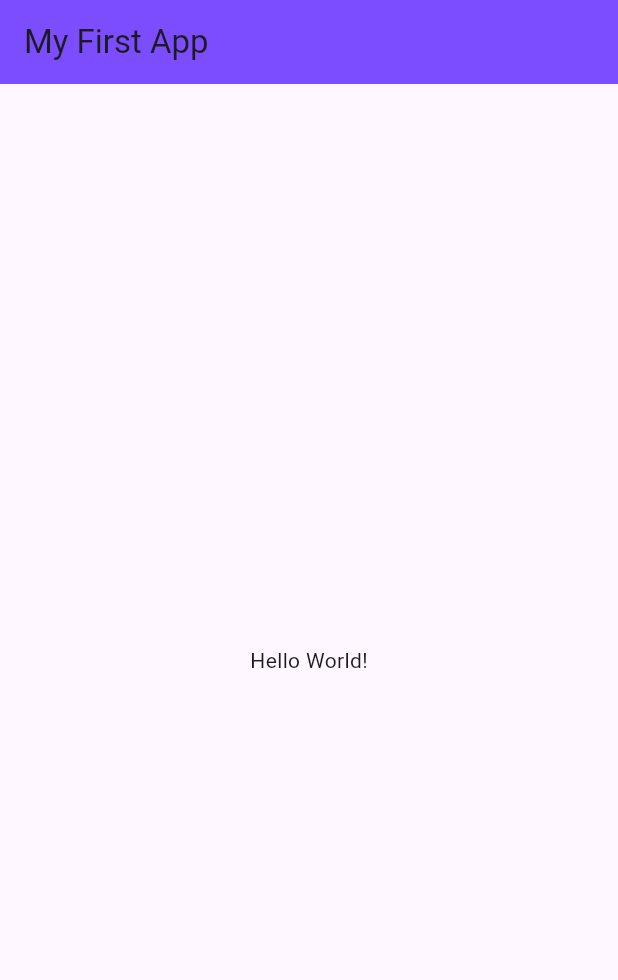
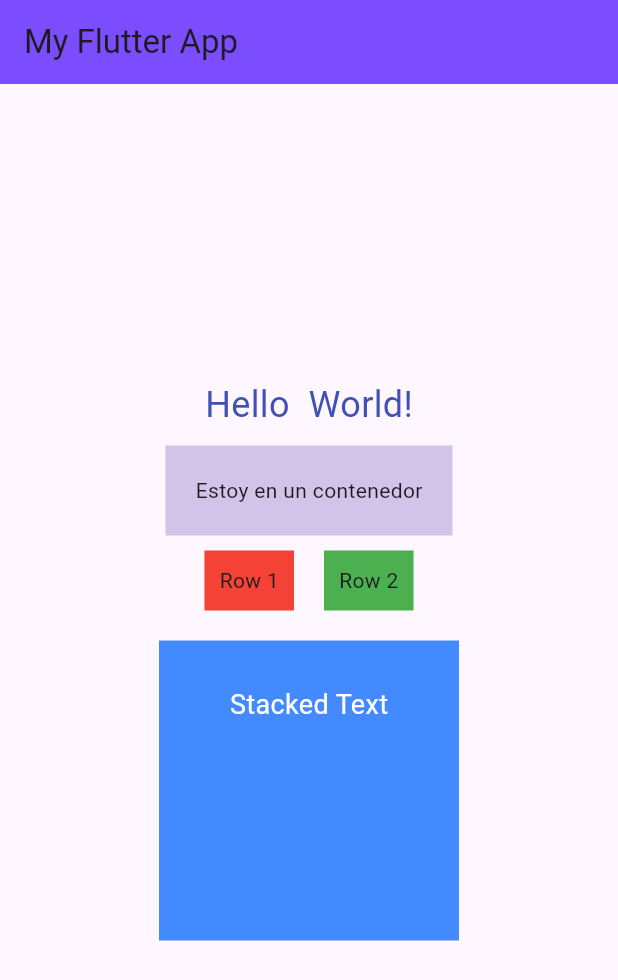
Before and after one commit to AxelMBC/Flutter-App, a Flutter app: the screen it shows after launch, on a phone screen of 412 x 824 dp. Shown: the top 980 px of the screen. Run offline on Flutter 3.47's test engine with Material 3 defaults, Android fonts, the phone set to English and light mode, and no system bars.

Commit message:
widgets components added to flutter

```diff
--- a/lib/main.dart
+++ b/lib/main.dart
@@ -12,10 +12,66 @@ class MyApp extends StatelessWidget {
     return MaterialApp(
       home: Scaffold(
         appBar: AppBar(
-            backgroundColor: Colors.deepPurpleAccent,
-            title: const Text('My First App')),
-        body: const Center(
-          child: Text('Hello World!'),
+          backgroundColor: Colors.deepPurpleAccent,
+          title: const Text('My Flutter App'),
+        ),
+        body: Center(
+          child: Column(
+            mainAxisAlignment: MainAxisAlignment.center,
+            children: [
+              // Text Widget
+              const Text(
+                'Hello  World!',
+                style: TextStyle(fontSize: 24, color: Colors.indigo),
+              ),
+
+              // Container Widget
+              Container(
+                margin: const EdgeInsets.all(10),
+                padding: const EdgeInsets.all(20),
+                color: Colors.deepPurple[100],
+                child: const Text('Estoy en un contenedor'),
+              ),
+
+              // Row Widget
+              Row(
+                mainAxisAlignment: MainAxisAlignment.center,
+                children: [
+                  Container(
+                    color: Colors.red,
+                    padding: const EdgeInsets.all(10),
+                    child: const Text('Row 1'),
+                  ),
+                  const SizedBox(width: 20),
+                  Container(
+                    color: Colors.green,
+                    padding: const EdgeInsets.all(10),
+                    child: const Text('Row 2'),
+                  ),
+                ],
+              ),
+
+              // Stack Widget
+              Stack(
+                alignment: Alignment.center,
+                children: [
+                  Container(
+                    width: 200,
+                    height: 200,
+                    margin: const EdgeInsets.only(top: 20),
+                    color: Colors.blueAccent,
+                  ),
+                  const Positioned(
+                    top: 50,
+                    child: Text(
+                      'Stacked Text',
+                      style: TextStyle(fontSize: 18, color: Colors.white),
+                    ),
+                  ),
+                ],
+              ),
+            ],
+          ),
         ),
       ),
     );
```
